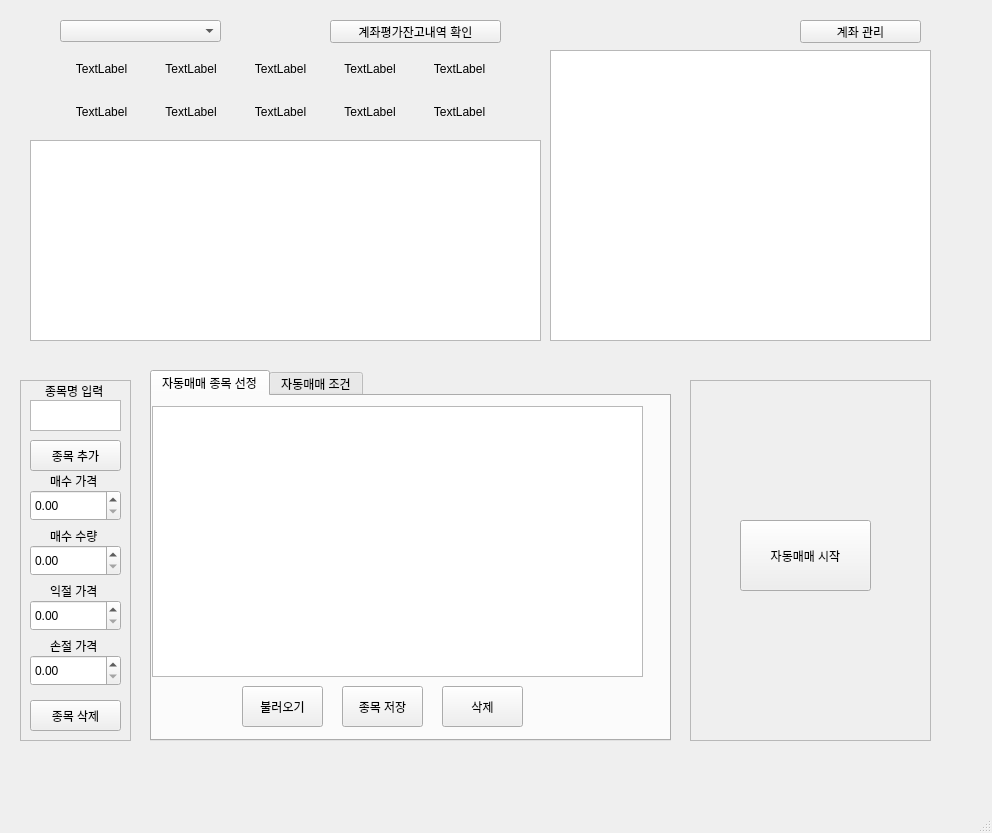
Old version of the form MainWindows.ui in the repository kisbi3/Stock_Kiwoom.
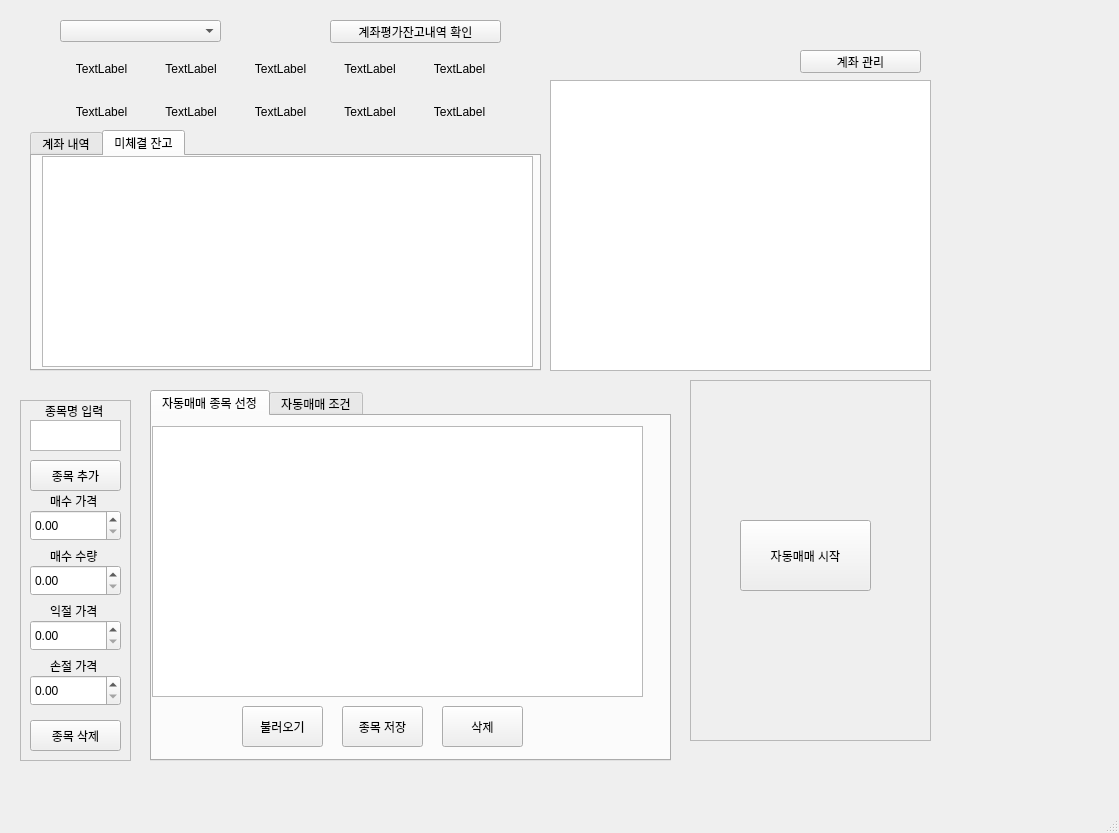
New version of the form.

```diff
--- a/MainWindows.ui
+++ b/MainWindows.ui
@@ -6,7 +6,7 @@
    <rect>
     <x>0</x>
     <y>0</y>
-    <width>992</width>
+    <width>1119</width>
     <height>833</height>
    </rect>
   </property>
@@ -149,21 +149,11 @@
      </item>
     </layout>
    </widget>
-   <widget class="QTableWidget" name="stocklistTableWidget_2">
-    <property name="geometry">
-     <rect>
-      <x>30</x>
-      <y>140</y>
-      <width>511</width>
-      <height>201</height>
-     </rect>
-    </property>
-   </widget>
    <widget class="QPushButton" name="acc_manage">
     <property name="geometry">
      <rect>
       <x>800</x>
-      <y>20</y>
+      <y>50</y>
       <width>121</width>
       <height>23</height>
      </rect>
@@ -176,7 +166,7 @@
     <property name="geometry">
      <rect>
       <x>550</x>
-      <y>50</y>
+      <y>80</y>
       <width>381</width>
       <height>291</height>
      </rect>
@@ -186,7 +176,7 @@
     <property name="geometry">
      <rect>
       <x>150</x>
-      <y>370</y>
+      <y>390</y>
       <width>521</width>
       <height>371</height>
      </rect>
@@ -258,7 +248,7 @@
     <property name="geometry">
      <rect>
       <x>20</x>
-      <y>380</y>
+      <y>400</y>
       <width>111</width>
       <height>361</height>
      </rect>
@@ -470,6 +460,49 @@
      </property>
     </widget>
    </widget>
+   <widget class="QTabWidget" name="tabWidget_2">
+    <property name="geometry">
+     <rect>
+      <x>30</x>
+      <y>130</y>
+      <width>511</width>
+      <height>241</height>
+     </rect>
+    </property>
+    <property name="currentIndex">
+     <number>1</number>
+    </property>
+    <widget class="QWidget" name="tab_3">
+     <attribute name="title">
+      <string>계좌 내역</string>
+     </attribute>
+     <widget class="QTableWidget" name="stocklistTableWidget_2">
+      <property name="geometry">
+       <rect>
+        <x>10</x>
+        <y>0</y>
+        <width>491</width>
+        <height>211</height>
+       </rect>
+      </property>
+     </widget>
+    </widget>
+    <widget class="QWidget" name="tab_4">
+     <attribute name="title">
+      <string>미체결 잔고</string>
+     </attribute>
+     <widget class="QTableWidget" name="not_account">
+      <property name="geometry">
+       <rect>
+        <x>10</x>
+        <y>0</y>
+        <width>491</width>
+        <height>211</height>
+       </rect>
+      </property>
+     </widget>
+    </widget>
+   </widget>
   </widget>
   <widget class="QMenuBar" name="menubar">
    <property name="geometry">
```
Left out of the diff: 2 changed lines with no effect on the pictures.
